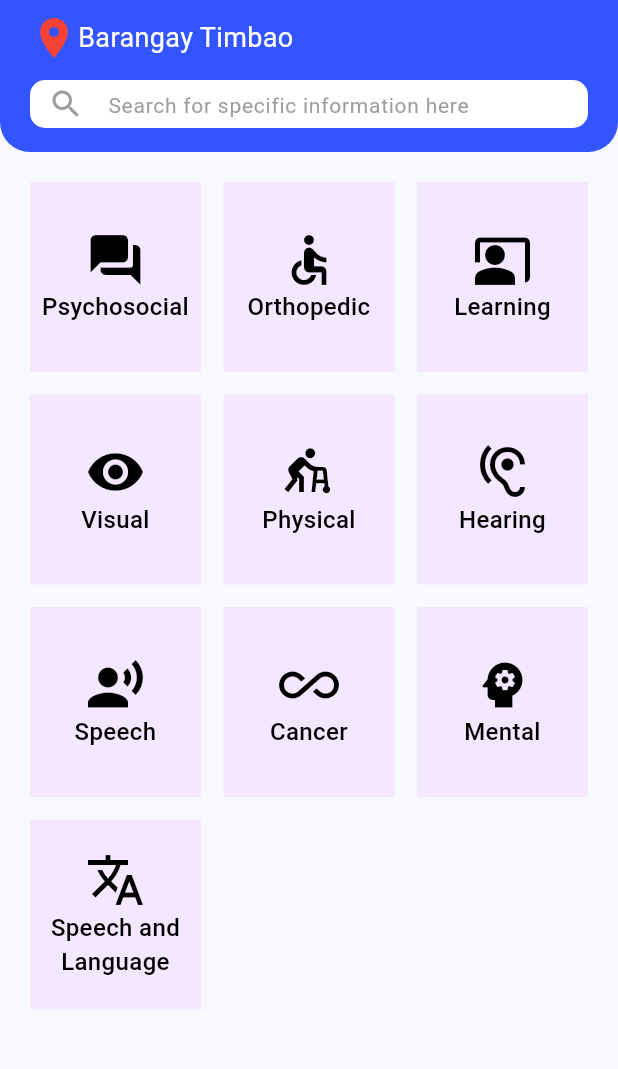
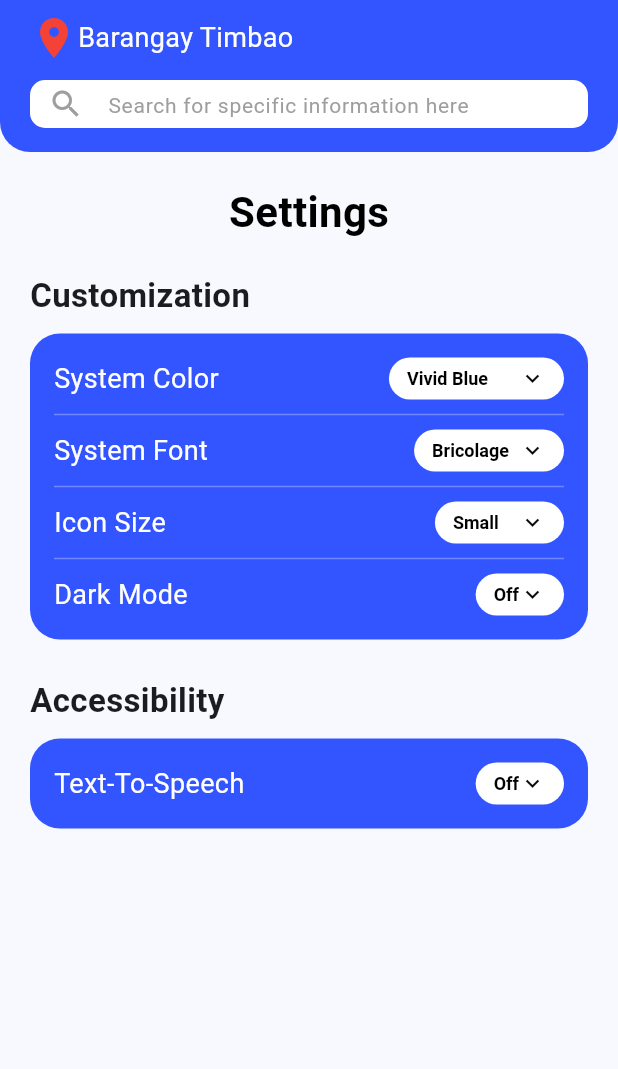
Before and after one commit to NBZion/NSTPPWDApp, a Flutter app: the screen it shows after launch, on a phone screen of 412 x 824 dp, the part 73-1142 px from its top. Run offline on Flutter 3.47's test engine with Material 3 defaults, Android fonts, the phone set to English and light mode, and no system bars.

Commit message:
feat: add settings page

```diff
--- a/lib/main.dart
+++ b/lib/main.dart
@@ -1,4 +1,5 @@
 import 'package:flutter/material.dart';
+import 'package:pwdapp/screens/Settings.dart';
 import 'screens/DisabilitiesTab.dart';
 import 'screens/MainScreen.dart';
 
@@ -19,10 +20,11 @@ class MyApp extends StatelessWidget {
         colorScheme: ColorScheme.fromSeed(seedColor: Colors.blue),
         useMaterial3: true,
       ),
-      initialRoute: '/DisabilitiesTab',
+      initialRoute: '/Settings',
       routes: {
         '/DisabilitiesTab': (context) => const DisabilitiesTab(),
         '/MainScreen': (context) => const MainScreen(),
+        '/Settings': (context) => const Settings(),
       },
     );
   }
--- /dev/null
+++ b/lib/screens/Settings.dart
@@ -0,0 +1,269 @@
+import 'package:flutter/material.dart';
+import 'package:pwdapp/utils/color_extensions.dart';
+
+class Settings extends StatefulWidget {
+  const Settings({super.key});
+
+  @override
+  State<Settings> createState() => _SettingsState();
+}
+
+class _SettingsState extends State<Settings> {
+  // State variables to hold the selected dropdown values
+  String selectedColor = 'Vivid Blue';
+  String selectedFont = 'Bricolage';
+  String selectedIconSize = 'Small';
+  String selectedDarkMode = 'Off';
+  String selectedTTS = 'Off';
+
+  @override
+  Widget build(BuildContext context) {
+    return Scaffold(
+      // Reuse your existing custom AppBar configuration here
+      appBar: AppBar(
+        toolbarHeight: 150,
+        flexibleSpace: Container(
+          decoration: BoxDecoration(
+            color: HexColor.fromHex("#3355FF"),
+            borderRadius: BorderRadius.only(
+              bottomLeft: Radius.circular(20),
+              bottomRight: Radius.circular(20),
+            ),
+          ),
+          child: SafeArea(
+            child: Padding(
+              padding: const EdgeInsets.symmetric(horizontal: 20),
+              child: Column(
+                crossAxisAlignment: CrossAxisAlignment.start,
+                mainAxisAlignment: MainAxisAlignment.start,
+                children: [
+                  const SizedBox(height: 10),
+                  // Main PWD Wellness App Text
+                  Row(
+                    mainAxisAlignment: MainAxisAlignment.spaceBetween,
+                    children: [
+                      const Text(
+                        "PWD Wellness App",
+                        style: TextStyle(
+                          color: Colors.white,
+                          fontSize: 20,
+                          fontWeight: FontWeight.bold,
+                        ),
+                      ),
+
+                      // Button Row
+                      Row(
+                        children: [
+                          IconButton(
+                            onPressed: () {},
+                            icon: Icon(Icons.home_outlined),
+                            color: Colors.white,
+                          ),
+
+                          IconButton(
+                            onPressed: () {},
+                            icon: Icon(
+                              Icons.settings_outlined,
+                              color: Colors.white,
+                            ),
+                          ),
+                        ],
+                      ),
+                    ],
+                  ),
+
+                  // Barangay Timbao Text
+                  Row(
+                    children: [
+                      const Icon(
+                        Icons.location_on,
+                        color: Colors.red,
+                        size: 32,
+                      ),
+                      const Text(
+                        "Barangay Timbao",
+                        style: TextStyle(color: Colors.white, fontSize: 18),
+                      ),
+                    ],
+                  ),
+                  const SizedBox(height: 12),
+
+                  // Search Bar
+                  Container(
+                    height: 32,
+                    decoration: BoxDecoration(
+                      color: Colors.white,
+                      borderRadius: BorderRadius.circular(10),
+                    ),
+                    child: const TextField(
+                      decoration: InputDecoration(
+                        hintText: "Search for specific information here",
+                        hintStyle: TextStyle(color: Colors.grey, fontSize: 14),
+                        prefixIcon: Icon(Icons.search, color: Colors.grey),
+                        border: InputBorder.none,
+                        contentPadding: EdgeInsets.symmetric(vertical: 10),
+                      ),
+                    ),
+                  ),
+                ],
+              ),
+            ),
+          ),
+        ),
+      ),
+
+      body: SingleChildScrollView(
+        padding: const EdgeInsets.all(20.0),
+        child: Column(
+          crossAxisAlignment: CrossAxisAlignment.start,
+          children: [
+            // Screen Title
+            const Center(
+              child: Text(
+                "Settings",
+                style: TextStyle(
+                  fontSize: 28,
+                  fontWeight: FontWeight.bold,
+                  color: Colors.black,
+                ),
+              ),
+            ),
+            const SizedBox(height: 20),
+
+            // 1. Customization Section
+            const Text(
+              "Customization",
+              style: TextStyle(fontSize: 22, fontWeight: FontWeight.bold),
+            ),
+            const SizedBox(height: 10),
+            Container(
+              padding: const EdgeInsets.all(16),
+              decoration: BoxDecoration(
+                color: const Color(0xFF3355FF), // Matching blue card background
+                borderRadius: BorderRadius.circular(20),
+              ),
+              child: Column(
+                children: [
+                  _buildSettingRow(
+                    "System Color",
+                    selectedColor,
+                    ['Vivid Blue', 'Soft Red', 'Deep Emerald'],
+                    (val) {
+                      setState(() => selectedColor = val!);
+                    },
+                  ),
+                  const Divider(color: Colors.white30, height: 20),
+                  _buildSettingRow(
+                    "System Font",
+                    selectedFont,
+                    ['Bricolage', 'Roboto', 'Open Sans'],
+                    (val) {
+                      setState(() => selectedFont = val!);
+                    },
+                  ),
+                  const Divider(color: Colors.white30, height: 20),
+                  _buildSettingRow(
+                    "Icon Size",
+                    selectedIconSize,
+                    ['Small', 'Medium', 'Large'],
+                    (val) {
+                      setState(() => selectedIconSize = val!);
+                    },
+                  ),
+                  const Divider(color: Colors.white30, height: 20),
+                  _buildSettingRow(
+                    "Dark Mode",
+                    selectedDarkMode,
+                    ['On', 'Off'],
+                    (val) {
+                      setState(() => selectedDarkMode = val!);
+                    },
+                  ),
+                ],
+              ),
+            ),
+            const SizedBox(height: 25),
+
+            // 2. Accessibility Section
+            const Text(
+              "Accessibility",
+              style: TextStyle(fontSize: 22, fontWeight: FontWeight.bold),
+            ),
+            const SizedBox(height: 10),
+            Container(
+              padding: const EdgeInsets.all(16),
+              decoration: BoxDecoration(
+                color: const Color(0xFF3355FF),
+                borderRadius: BorderRadius.circular(20),
+              ),
+              child: Column(
+                children: [
+                  _buildSettingRow(
+                    "Text-To-Speech",
+                    selectedTTS,
+                    ['On', 'Off'],
+                    (val) {
+                      setState(() => selectedTTS = val!);
+                    },
+                  ),
+                ],
+              ),
+            ),
+          ],
+        ),
+      ),
+    );
+  }
+
+  // Helper method to generate cleaner layout rows for settings options
+  Widget _buildSettingRow(
+    String title,
+    String currentValue,
+    List<String> options,
+    ValueChanged<String?> onChanged,
+  ) {
+    return Row(
+      mainAxisAlignment: MainAxisAlignment.spaceBetween,
+      children: [
+        Text(
+          title,
+          style: const TextStyle(
+            color: Colors.white,
+            fontSize: 18,
+            fontWeight: FontWeight.w400,
+          ),
+        ),
+        Container(
+          padding: const EdgeInsets.symmetric(horizontal: 12),
+          height: 28,
+          decoration: BoxDecoration(
+            color: Colors.white,
+            borderRadius: BorderRadius.circular(15),
+          ),
+          child: DropdownButtonHideUnderline(
+            child: DropdownButton<String>(
+              value: currentValue,
+              icon: const Icon(
+                Icons.keyboard_arrow_down,
+                color: Colors.black,
+                size: 18,
+              ),
+              style: const TextStyle(
+                color: Colors.black,
+                fontSize: 12,
+                fontWeight: FontWeight.bold,
+              ),
+              onChanged: onChanged,
+              items: options.map<DropdownMenuItem<String>>((String value) {
+                return DropdownMenuItem<String>(
+                  value: value,
+                  child: Text(value),
+                );
+              }).toList(),
+            ),
+          ),
+        ),
+      ],
+    );
+  }
+}
```
